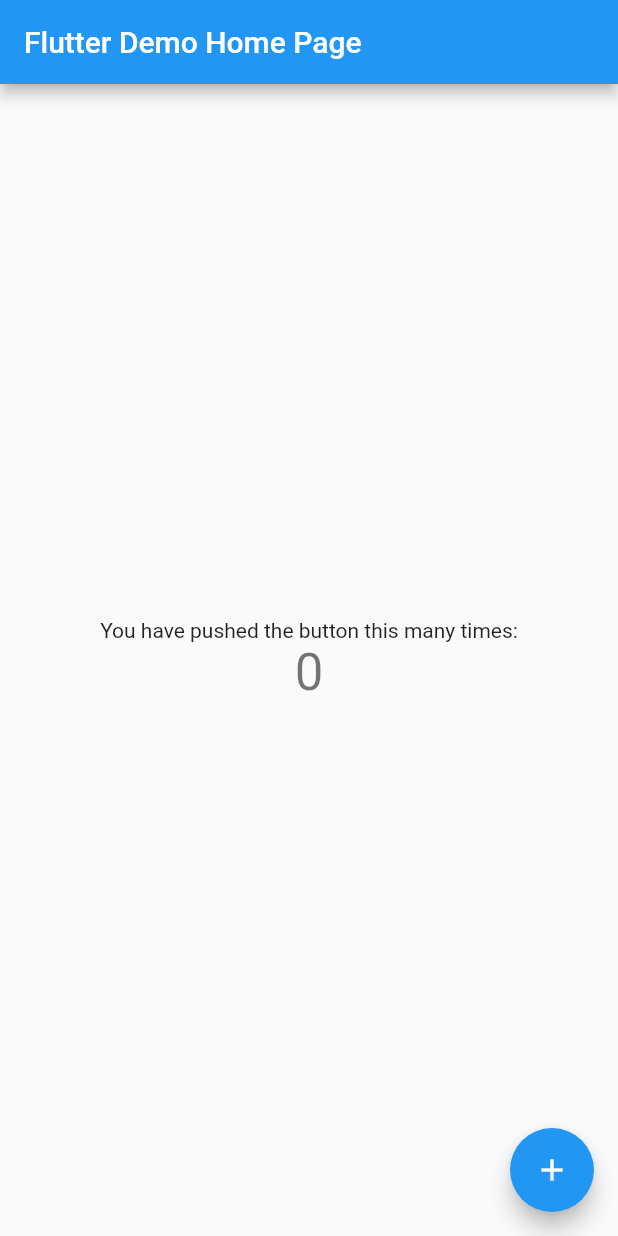
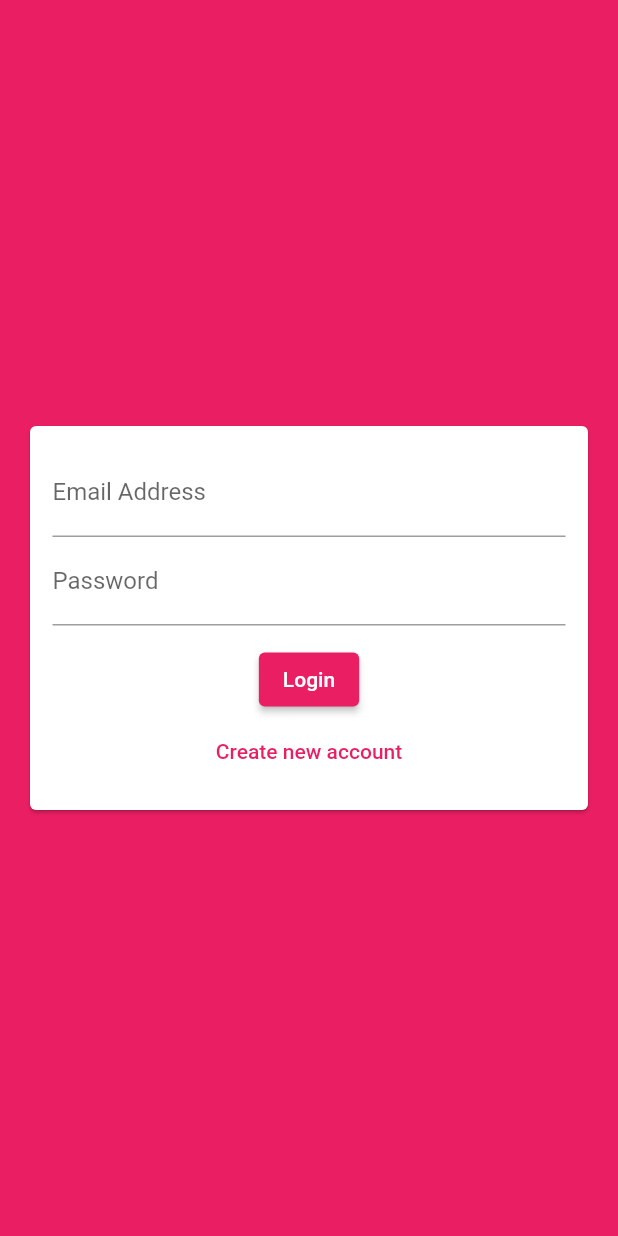
Before and after one commit to PratikJH153/ChatAppCourse, a Flutter app: the screen it shows after launch, on a phone screen of 412 x 824 dp. Run offline on Flutter 3.47's test engine with Material 2 defaults, Android fonts, the phone set to English and light mode, and no system bars; our stand-ins replace cloud_firestore, firebase_auth, firebase_core; accounts and stored records are empty.

```diff
--- a/lib/main.dart
+++ b/lib/main.dart
@@ -1,3 +1,9 @@
+// ignore_for_file: deprecated_member_use
+
+import 'package:chatapp/views/auth_page.dart';
+import 'package:chatapp/views/chat_page.dart';
+import 'package:firebase_auth/firebase_auth.dart';
+import 'package:firebase_core/firebase_core.dart';
 import 'package:flutter/material.dart';
 
 void main() {
@@ -7,109 +13,43 @@ void main() {
 class MyApp extends StatelessWidget {
   const MyApp({Key? key}) : super(key: key);
 
-  // This widget is the root of your application.
   @override
   Widget build(BuildContext context) {
-    return MaterialApp(
-      title: 'Flutter Demo',
-      theme: ThemeData(
-        // This is the theme of your application.
-        //
-        // Try running your application with "flutter run". You'll see the
-        // application has a blue toolbar. Then, without quitting the app, try
-        // changing the primarySwatch below to Colors.green and then invoke
-        // "hot reload" (press "r" in the console where you ran "flutter run",
-        // or simply save your changes to "hot reload" in a Flutter IDE).
-        // Notice that the counter didn't reset back to zero; the application
-        // is not restarted.
-        primarySwatch: Colors.blue,
-      ),
-      home: const MyHomePage(title: 'Flutter Demo Home Page'),
+    return FutureBuilder(
+      future: Firebase.initializeApp(),
+      builder: (_, snapshot) {
+        if (snapshot.connectionState == ConnectionState.waiting) {
+          return const Center(
+            child: CircularProgressIndicator(),
+          );
+        } else {
+          return MaterialApp(
+              debugShowCheckedModeBanner: false,
+              title: 'ChatApp',
+              theme: ThemeData(
+                primarySwatch: Colors.pink,
+                scaffoldBackgroundColor: Colors.pink,
+                accentColor: Colors.deepPurple,
+                accentColorBrightness: Brightness.dark,
+                buttonTheme: ButtonTheme.of(context).copyWith(
+                  buttonColor: Colors.pink,
+                  textTheme: ButtonTextTheme.primary,
+                  shape: RoundedRectangleBorder(
+                    borderRadius: BorderRadius.circular(20),
+                  ),
+                ),
+              ),
+              home: StreamBuilder(
+                stream: FirebaseAuth.instance.authStateChanges(),
+                builder: (ctx, snapshot) {
+                  if (snapshot.hasData) {
+                    return const ChatPage();
+                  }
+                  return const AuthPage();
+                },
+              ));
+        }
+      },
     );
   }
 }
-
-class MyHomePage extends StatefulWidget {
-  const MyHomePage({Key? key, required this.title}) : super(key: key);
-
-  // This widget is the home page of your application. It is stateful, meaning
-  // that it has a State object (defined below) that contains fields that affect
-  // how it looks.
-
-  // This class is the configuration for the state. It holds the values (in this
-  // case the title) provided by the parent (in this case the App widget) and
-  // used by the build method of the State. Fields in a Widget subclass are
-  // always marked "final".
-
-  final String title;
-
-  @override
-  State<MyHomePage> createState() => _MyHomePageState();
-}
-
-class _MyHomePageState extends State<MyHomePage> {
-  int _counter = 0;
-
-  void _incrementCounter() {
-    setState(() {
-      // This call to setState tells the Flutter framework that something has
-      // changed in this State, which causes it to rerun the build method below
-      // so that the display can reflect the updated values. If we changed
-      // _counter without calling setState(), then the build method would not be
-      // called again, and so nothing would appear to happen.
-      _counter++;
-    });
-  }
-
-  @override
-  Widget build(BuildContext context) {
-    // This method is rerun every time setState is called, for instance as done
-    // by the _incrementCounter method above.
-    //
-    // The Flutter framework has been optimized to make rerunning build methods
-    // fast, so that you can just rebuild anything that needs updating rather
-    // than having to individually change instances of widgets.
-    return Scaffold(
-      appBar: AppBar(
-        // Here we take the value from the MyHomePage object that was created by
-        // the App.build method, and use it to set our appbar title.
-        title: Text(widget.title),
-      ),
-      body: Center(
-        // Center is a layout widget. It takes a single child and positions it
-        // in the middle of the parent.
-        child: Column(
-          // Column is also a layout widget. It takes a list of children and
-          // arranges them vertically. By default, it sizes itself to fit its
-          // children horizontally, and tries to be as tall as its parent.
-          //
-          // Invoke "debug painting" (press "p" in the console, choose the
-          // "Toggle Debug Paint" action from the Flutter Inspector in Android
-          // Studio, or the "Toggle Debug Paint" command in Visual Studio Code)
-          // to see the wireframe for each widget.
-          //
-          // Column has various properties to control how it sizes itself and
-          // how it positions its children. Here we use mainAxisAlignment to
-          // center the children vertically; the main axis here is the vertical
-          // axis because Columns are vertical (the cross axis would be
-          // horizontal).
-          mainAxisAlignment: MainAxisAlignment.center,
-          children: <Widget>[
-            const Text(
-              'You have pushed the button this many times:',
-            ),
-            Text(
-              '$_counter',
-              style: Theme.of(context).textTheme.headline4,
-            ),
-          ],
-        ),
-      ),
-      floatingActionButton: FloatingActionButton(
-        onPressed: _incrementCounter,
-        tooltip: 'Increment',
-        child: const Icon(Icons.add),
-      ), // This trailing comma makes auto-formatting nicer for build methods.
-    );
-  }
-}
--- /dev/null
+++ b/lib/views/auth_page.dart
@@ -0,0 +1,89 @@
+import 'package:chatapp/widgets/auth_form.dart';
+import 'package:cloud_firestore/cloud_firestore.dart';
+import 'package:firebase_auth/firebase_auth.dart';
+import 'package:flutter/material.dart';
+import 'package:flutter/services.dart';
+
+class AuthPage extends StatefulWidget {
+  const AuthPage({Key? key}) : super(key: key);
+
+  @override
+  _AuthPageState createState() => _AuthPageState();
+}
+
+class _AuthPageState extends State<AuthPage> {
+  final FirebaseAuth _auth = FirebaseAuth.instance;
+
+  bool _isLoading = false;
+
+  void _submitAuthForm(
+    String email,
+    String password,
+    String username,
+    AuthMode authMode,
+    BuildContext ctx,
+  ) async {
+    UserCredential userCredential;
+    try {
+      setState(() {
+        _isLoading = true;
+      });
+      if (authMode == AuthMode.signin) {
+        userCredential = await _auth.signInWithEmailAndPassword(
+          email: email,
+          password: password,
+        );
+      } else {
+        userCredential = await _auth.createUserWithEmailAndPassword(
+          email: email,
+          password: password,
+        );
+      }
+
+      await userCredential.user!.updateDisplayName(username);
+
+      await FirebaseFirestore.instance
+          .collection("users")
+          .doc(userCredential.user!.uid)
+          .set({
+        "username": username,
+        "email": email,
+      });
+    } on PlatformException catch (err) {
+      var message = "An error occurred, please check your credentials!";
+
+      if (err.message != null) {
+        message = err.message!;
+      }
+
+      ScaffoldMessenger.of(ctx).showSnackBar(
+        SnackBar(
+          content: Text(message),
+          backgroundColor: Colors.grey,
+        ),
+      );
+      setState(() {
+        _isLoading = false;
+      });
+    } catch (err) {
+      print(err);
+      ScaffoldMessenger.of(ctx).showSnackBar(
+        SnackBar(
+          content: Text(err.toString()),
+          backgroundColor: Colors.grey,
+        ),
+      );
+      setState(() {
+        _isLoading = false;
+      });
+    }
+  }
+
+  @override
+  Widget build(BuildContext context) {
+    return Scaffold(
+      backgroundColor: Theme.of(context).primaryColor,
+      body: AuthForm(_submitAuthForm, _isLoading),
+    );
+  }
+}
--- /dev/null
+++ b/lib/widgets/auth_form.dart
@@ -0,0 +1,152 @@
+import 'package:flutter/material.dart';
+
+enum AuthMode {
+  signup,
+  signin,
+}
+
+class AuthForm extends StatefulWidget {
+  final void Function(
+    String email,
+    String password,
+    String username,
+    AuthMode authMode,
+    BuildContext ctx,
+  ) submitFn;
+  final bool isLoading;
+  const AuthForm(this.submitFn, this.isLoading, {Key? key}) : super(key: key);
+
+  @override
+  _AuthFormState createState() => _AuthFormState();
+}
+
+class _AuthFormState extends State<AuthForm> {
+  final TextEditingController _emailController = TextEditingController();
+  final TextEditingController _usernameController = TextEditingController();
+  final TextEditingController _passwordController = TextEditingController();
+
+  final GlobalKey<FormState> _formKey = GlobalKey<FormState>();
+
+  AuthMode _authMode = AuthMode.signin;
+
+  void _submit() {
+    final form = _formKey.currentState;
+    FocusScope.of(context).unfocus();
+    if (form!.validate()) {
+      form.save();
+      widget.submitFn(
+        _emailController.text.trim(),
+        _passwordController.text.trim(),
+        _usernameController.text.trim(),
+        _authMode,
+        context,
+      );
+    }
+  }
+
+  void _switchAuthMode() {
+    if (_authMode == AuthMode.signin) {
+      setState(() {
+        _authMode = AuthMode.signup;
+      });
+    } else {
+      setState(() {
+        _authMode = AuthMode.signin;
+      });
+    }
+  }
+
+  @override
+  void dispose() {
+    _usernameController.dispose();
+    _emailController.dispose();
+    _passwordController.dispose();
+    super.dispose();
+  }
+
+  @override
+  Widget build(BuildContext context) {
+    return Center(
+      child: Card(
+        margin: const EdgeInsets.all(20),
+        child: SingleChildScrollView(
+          child: Padding(
+            padding: const EdgeInsets.all(15),
+            child: Form(
+              key: _formKey,
+              child: Column(
+                mainAxisSize: MainAxisSize.min,
+                children: [
+                  if (_authMode == AuthMode.signup)
+                    TextFormField(
+                      key: const ValueKey("username"),
+                      controller: _usernameController,
+                      validator: (value) {
+                        if (value!.isEmpty || value.length < 4) {
+                          return "Please enter at least 4 characters.";
+                        }
+                        return null;
+                      },
+                      keyboardType: TextInputType.name,
+                      decoration: const InputDecoration(
+                        labelText: "Username",
+                      ),
+                    ),
+                  TextFormField(
+                    key: const ValueKey("email"),
+                    controller: _emailController,
+                    validator: (value) {
+                      if (value!.isEmpty || !value.contains("@")) {
+                        return "Please enter a valid email address";
+                      }
+                      return null;
+                    },
+                    keyboardType: TextInputType.emailAddress,
+                    decoration: const InputDecoration(
+                      labelText: "Email Address",
+                    ),
+                  ),
+                  TextFormField(
+                    key: const ValueKey("password"),
+                    controller: _passwordController,
+                    validator: (value) {
+                      if (value!.isEmpty || value.length < 7) {
+                        return "Password must be at least 7 characters long.";
+                      }
+                      return null;
+                    },
+                    keyboardType: TextInputType.visiblePassword,
+                    obscureText: true,
+                    decoration: const InputDecoration(
+                      labelText: "Password",
+                    ),
+                  ),
+                  const SizedBox(
+                    height: 12,
+                  ),
+                  widget.isLoading
+                      ? const Center(
+                          child: CircularProgressIndicator(),
+                        )
+                      : ElevatedButton(
+                          onPressed: _submit,
+                          child: Text(
+                            _authMode == AuthMode.signin ? "Login" : "Signup",
+                          ),
+                        ),
+                  if (!widget.isLoading)
+                    TextButton(
+                      onPressed: _switchAuthMode,
+                      child: Text(_authMode == AuthMode.signin
+                          ? "Create new account"
+                          : "Login to an existing account."),
+                    ),
+                ],
+              ),
+            ),
+          ),
+        ),
+      ),
+    );
+  }
+}
--- a/pubspec.yaml
+++ b/pubspec.yaml
@@ -29,7 +29,10 @@ environment:
 dependencies:
   flutter:
     sdk: flutter
-
+  firebase_core: ^1.11.0
+  firebase_auth: ^3.3.5
+  cloud_firestore: ^3.1.6
+  firebase_storage: ^10.2.5
 
   # The following adds the Cupertino Icons font to your application.
   # Use with the CupertinoIcons class for iOS style icons.
```
Also changed, not shown: lib/views/chat_page.dart (added, +67 -0 lines), pubspec.lock, 3 other files.
